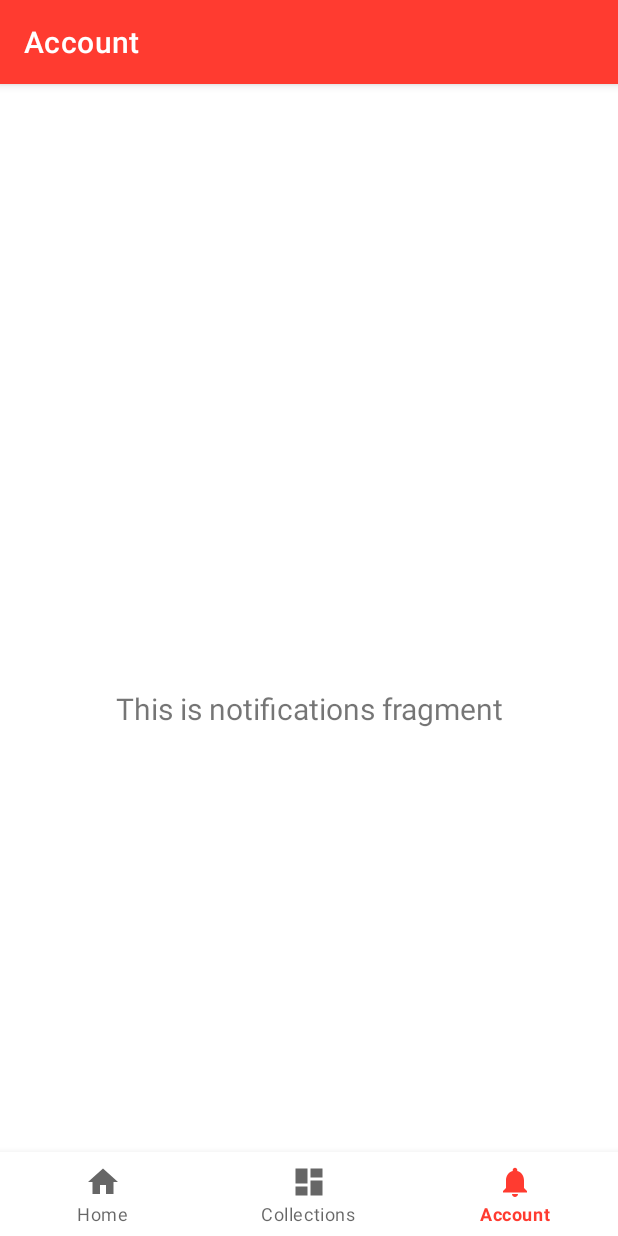
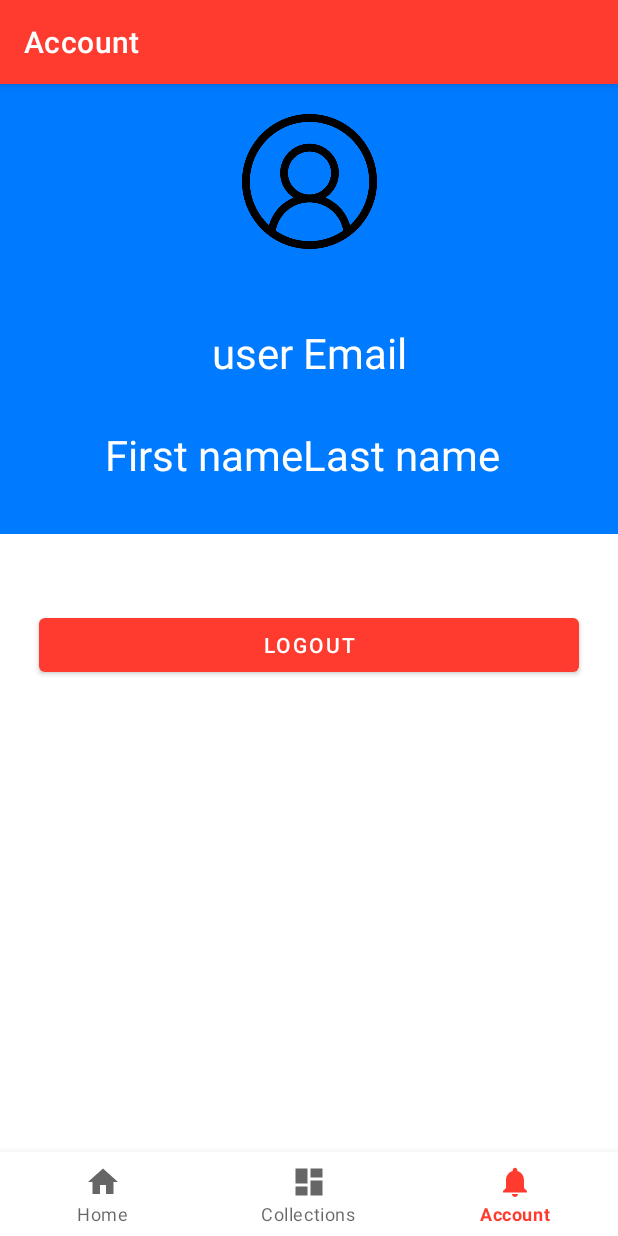
Before and after one commit to expanser/ITMD555FinalProject, an Android app: the NotificationsFragment screen opened through its navigation route, on a phone screen of 412 x 824 dp. Run offline under Robolectric (Android 15) with nearby library versions, the light colour scheme and no system bars; our stand-ins replace navigation-ui.

Commit message:
add account page

```diff
--- a/app/src/main/java/com/example/followup/ui/notifications/NotificationsFragment.java
+++ b/app/src/main/java/com/example/followup/ui/notifications/NotificationsFragment.java
@@ -1,15 +1,18 @@
 package com.example.followup.ui.notifications;
 
+import android.content.Intent;
 import android.os.Bundle;
 import android.view.LayoutInflater;
 import android.view.View;
 import android.view.ViewGroup;
-import android.widget.TextView;
+import android.widget.Button;
 
 import androidx.annotation.NonNull;
 import androidx.fragment.app.Fragment;
 import androidx.lifecycle.ViewModelProvider;
 
+import com.example.followup.LoginActivity;
+import com.example.followup.R;
 import com.example.followup.databinding.FragmentNotificationsBinding;
 
 public class NotificationsFragment extends Fragment {
@@ -24,8 +27,6 @@ public class NotificationsFragment extends Fragment {
         binding = FragmentNotificationsBinding.inflate(inflater, container, false);
         View root = binding.getRoot();
 
-        final TextView textView = binding.textNotifications;
-        notificationsViewModel.getText().observe(getViewLifecycleOwner(), textView::setText);
         return root;
     }
 
@@ -34,4 +35,21 @@ public class NotificationsFragment extends Fragment {
         super.onDestroyView();
         binding = null;
     }
+
+    @Override
+    public void onActivityCreated(Bundle savedInstanceState) {
+        super.onActivityCreated(savedInstanceState);
+        Button button = (Button) getActivity().findViewById(R.id.logoutButton);
+        button.setOnClickListener(new View.OnClickListener() {
+            @Override
+            public void onClick(View v) {
+                // go back to login and not allowed to come back
+                Intent intent=new Intent();
+                intent.setFlags(Intent.FLAG_ACTIVITY_CLEAR_TASK|Intent.FLAG_ACTIVITY_NEW_TASK);
+                intent.setClass(getActivity().getApplicationContext(),LoginActivity.class);
+                startActivity(intent);
+            }
+        });
+    }
+
 }
--- a/app/src/main/res/layout/activity_home.xml
+++ b/app/src/main/res/layout/activity_home.xml
@@ -3,8 +3,7 @@
     xmlns:app="http://schemas.android.com/apk/res-auto"
     android:id="@+id/container"
     android:layout_width="match_parent"
-    android:layout_height="match_parent"
-    android:paddingTop="?attr/actionBarSize">
+    android:layout_height="match_parent" >
 
     <com.google.android.material.bottomnavigation.BottomNavigationView
         android:id="@+id/nav_view"
--- a/app/src/main/res/layout/fragment_notifications.xml
+++ b/app/src/main/res/layout/fragment_notifications.xml
@@ -6,17 +6,67 @@
     android:layout_height="match_parent"
     tools:context=".ui.notifications.NotificationsFragment">
 
-    <TextView
-        android:id="@+id/text_notifications"
-        android:layout_width="match_parent"
-        android:layout_height="wrap_content"
-        android:layout_marginStart="8dp"
-        android:layout_marginTop="8dp"
-        android:layout_marginEnd="8dp"
-        android:textAlignment="center"
-        android:textSize="20sp"
-        app:layout_constraintBottom_toBottomOf="parent"
+    <View
+        android:id="@+id/view"
+        android:background="@color/blue_500"
+        app:layout_constraintTop_toTopOf="parent"
+        app:layout_constraintStart_toStartOf="parent"
+        android:layout_width="wrap_content"
+        android:layout_height="300dp" />
+
+    <ImageView
+        android:id="@+id/imageView3"
+        android:layout_width="90dp"
+        android:layout_height="90dp"
+        android:layout_marginTop="20dp"
+        android:src="@drawable/avatar"
         app:layout_constraintEnd_toEndOf="parent"
         app:layout_constraintStart_toStartOf="parent"
-        app:layout_constraintTop_toTopOf="parent" />
+        app:layout_constraintTop_toTopOf="@+id/view" />
+
+    <Button
+        android:id="@+id/logoutButton"
+        android:layout_width="360dp"
+        android:layout_height="wrap_content"
+        android:layout_marginTop="50dp"
+        android:onClick="onLogoutClick"
+        android:text="Logout"
+        app:layout_constraintEnd_toEndOf="parent"
+        app:layout_constraintStart_toStartOf="parent"
+        app:layout_constraintTop_toBottomOf="@+id/view" />
+
+    <TextView
+        android:id="@+id/textView"
+        android:layout_width="wrap_content"
+        android:layout_height="wrap_content"
+        android:layout_marginTop="50dp"
+        android:text="user Email"
+        android:textColor="@color/white"
+        android:textSize="28sp"
+        app:layout_constraintEnd_toEndOf="parent"
+        app:layout_constraintStart_toStartOf="parent"
+        app:layout_constraintTop_toBottomOf="@+id/imageView3" />
+
+    <TextView
+        android:id="@+id/textView3"
+        android:layout_width="wrap_content"
+        android:layout_height="wrap_content"
+        android:layout_marginStart="70dp"
+        android:layout_marginTop="30dp"
+        android:text="First name"
+        android:textColor="@color/white"
+        android:textSize="28sp"
+        app:layout_constraintStart_toStartOf="parent"
+        app:layout_constraintTop_toBottomOf="@+id/textView" />
+
+    <TextView
+        android:id="@+id/textView4"
+        android:layout_width="wrap_content"
+        android:layout_height="wrap_content"
+        android:text="Last name"
+        android:textColor="@color/white"
+        android:textSize="28sp"
+        app:layout_constraintStart_toEndOf="@+id/textView3"
+        app:layout_constraintTop_toTopOf="@+id/textView3" />
+
 </androidx.constraintlayout.widget.ConstraintLayout>
--- a/app/src/main/res/values/colors.xml
+++ b/app/src/main/res/values/colors.xml
@@ -9,4 +9,5 @@
     <color name="teal_700">#FF018786</color>
     <color name="black">#FF000000</color>
     <color name="white">#FFFFFFFF</color>
+    <color name="blue_500">#FF007AFF</color>
 </resources>
```
Also changed, not shown: app/src/main/res/drawable/avatar.png (added).
